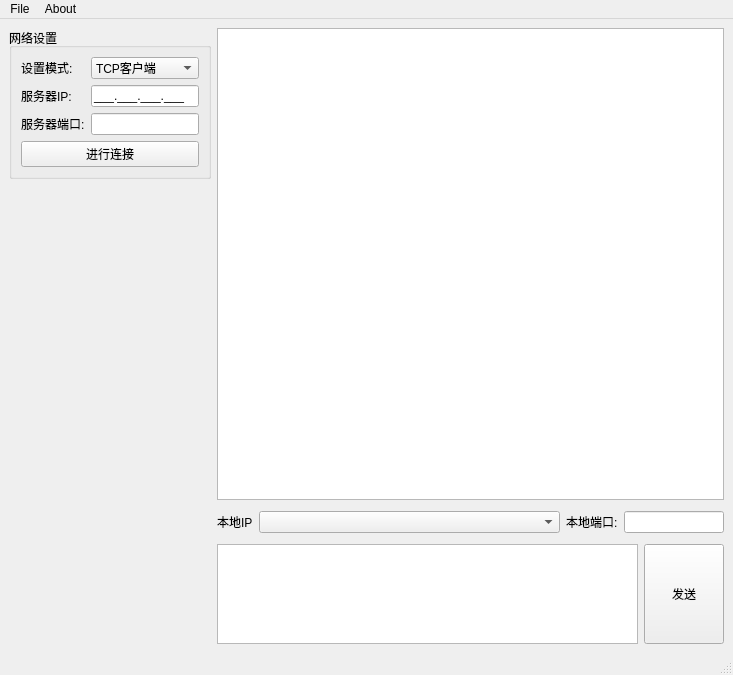
shiyaodon/versatile_toolbox, file ui/network_main_window.ui: the form before one commit.
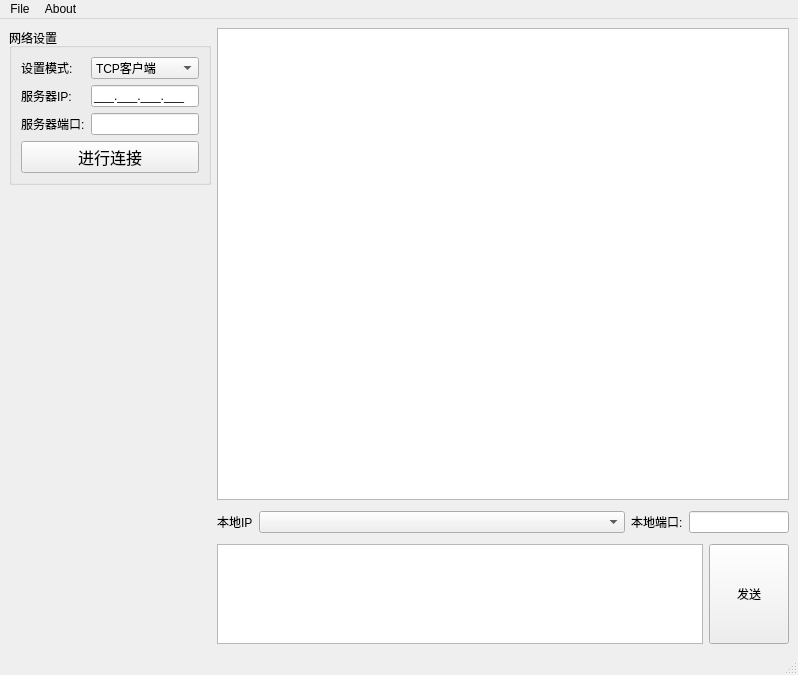
The form after the commit. Icons and pictures are not drawn.

```diff
--- a/ui/network_main_window.ui
+++ b/ui/network_main_window.ui
@@ -6,7 +6,7 @@
    <rect>
     <x>0</x>
     <y>0</y>
-    <width>733</width>
+    <width>798</width>
     <height>675</height>
    </rect>
   </property>
@@ -49,6 +49,11 @@
           <layout class="QGridLayout" name="gridLayout">
            <item row="3" column="0" colspan="2">
             <widget class="QPushButton" name="btn_connect">
+             <property name="font">
+              <font>
+               <pointsize>12</pointsize>
+              </font>
+             </property>
              <property name="text">
               <string>进行连接</string>
              </property>
@@ -229,7 +234,7 @@
     <rect>
      <x>0</x>
      <y>0</y>
-     <width>733</width>
+     <width>798</width>
      <height>26</height>
     </rect>
    </property>
```
Left out of the diff: 2 changed lines with no effect on the pictures.
